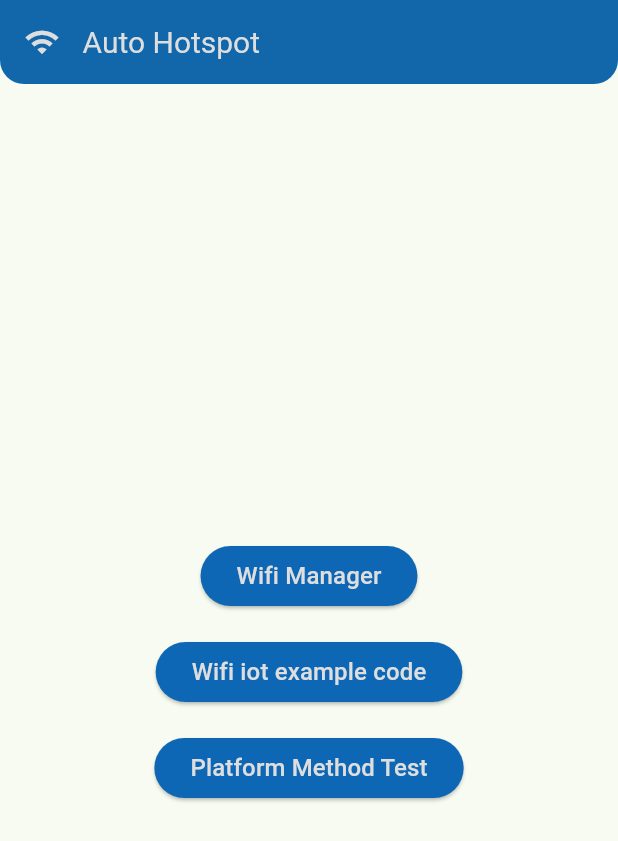
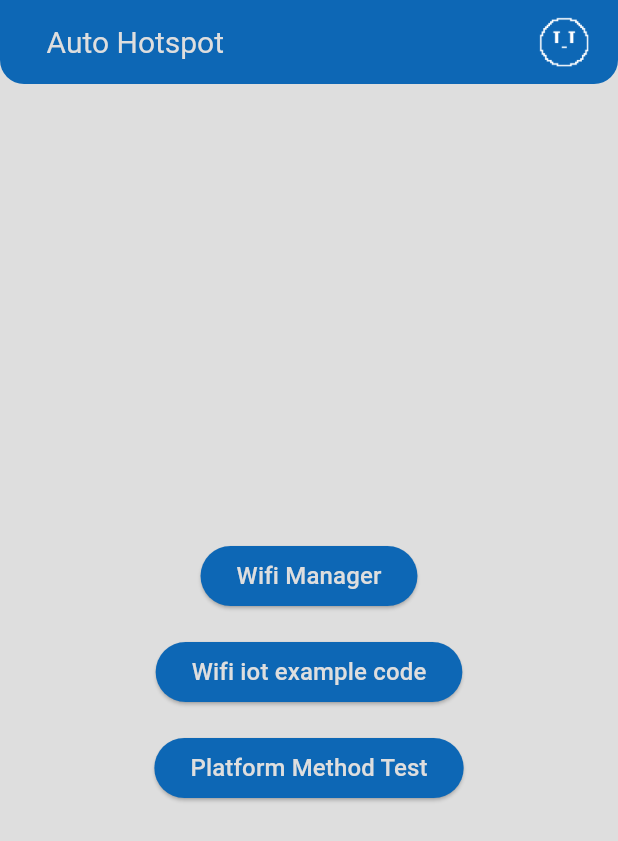
Before and after one commit to LLouzada/auto-hotspot, a Flutter app: the screen it shows after launch, on a phone screen of 412 x 824 dp. Shown: the top 841 px of the screen. Run offline on Flutter 3.47's test engine with Material 3 defaults, Android fonts, the phone set to English and light mode, and no system bars; missing offline and left inert: wifi_iot; Roboto replaces fonts that are missing (FiraSans); project files that could hold a hidden picture were left out.

Commit message:
Adding theme

```diff
--- /dev/null
+++ b/lib/config/theme/app_theme.dart
@@ -0,0 +1,76 @@
+import 'package:flutter/material.dart';
+
+import 'app_colors.dart';
+
+class AppTheme {
+  static ThemeData get lightTheme {
+    return ThemeData(
+      colorScheme: getColorScheme(isDarkMode: false),
+      appBarTheme: getAppBarTheme(isDarkMode: false),
+      scaffoldBackgroundColor: AppColors.background,
+      // floatingActionButtonTheme: const FloatingActionButtonThemeData(
+      //   backgroundColor: AppColors.accent,
+      //   foregroundColor: Colors.white,
+      // ),
+      // buttonTheme: const ButtonThemeData(
+      //   buttonColor: AppColors.accent,
+      //   textTheme: ButtonTextTheme.primary,
+      // ),
+      useMaterial3: true,
+    );
+  }
+
+  static ThemeData get darkTheme {
+    return ThemeData(
+      colorScheme: getColorScheme(isDarkMode: true),
+      appBarTheme: getAppBarTheme(isDarkMode: true),
+      scaffoldBackgroundColor: AppColors.primary,
+      // textTheme: const TextTheme(),
+      // floatingActionButtonTheme: const FloatingActionButtonThemeData(
+      //   backgroundColor: AppColors.accent,
+      //   foregroundColor: Colors.white,
+      // ),
+      // buttonTheme: const ButtonThemeData(
+      //   buttonColor: AppColors.secondary,
+      //   textTheme: ButtonTextTheme.primary,
+      // ),
+      useMaterial3: true,
+    );
+  }
+
+  /// Returns a [ColorScheme] based on the [isDarkMode] parameter.
+  static ColorScheme getColorScheme({@required isDarkMode}) {
+    if (isDarkMode) {
+      return const ColorScheme.dark(
+        primary: AppColors.primary,
+        secondary: AppColors.secondary,
+        surface: AppColors.background,
+        onPrimary: Colors.white,
+        onSecondary: Colors.white,
+        onSurface: Colors.black,
+      );
+    } else {
+      return const ColorScheme.light(
+        primary: AppColors.secondary,
+        secondary: AppColors.accent,
+        surface: AppColors.primary,
+        onPrimary: Colors.black,
+        onSecondary: Colors.black,
+        onSurface: Colors.white,
+      );
+    }
+  }
+
+  /// Returns an [AppBarTheme] based on the [isDarkMode] parameter.
+  static AppBarTheme getAppBarTheme({@required isDarkMode}) {
+    return const AppBarTheme(
+      color: AppColors.accent,
+      shape: RoundedRectangleBorder(
+        borderRadius: BorderRadius.vertical(
+          bottom: Radius.circular(16),
+        ),
+      ),
+      foregroundColor: Colors.white,
+    );
+  }
+}
--- a/lib/main.dart
+++ b/lib/main.dart
@@ -1,3 +1,4 @@
+import 'package:auto_hotspot/config/theme/app_theme.dart';
 import 'package:auto_hotspot/views/home_screen.dart';
 import 'package:flutter/material.dart';
 
@@ -14,10 +15,8 @@ class MyApp extends StatelessWidget {
     return MaterialApp(
       debugShowCheckedModeBanner: false,
       title: 'Auto Hotspot',
-      theme: ThemeData(
-        colorScheme: ColorScheme.fromSeed(seedColor: Colors.green),
-        useMaterial3: true,
-      ),
+      theme: AppTheme.lightTheme,
+      darkTheme: AppTheme.darkTheme,
       home: const HomeScreen(),
     );
   }
--- a/lib/views/home_screen.dart
+++ b/lib/views/home_screen.dart
@@ -1,45 +1,23 @@
-import 'package:auto_hotspot/config/colors.dart';
 import 'package:auto_hotspot/views/platform_method_test_view.dart';
 import 'package:auto_hotspot/views/wifi_manager_screen.dart';
 import 'package:auto_hotspot/widgets/app_buttons.dart';
+import 'package:auto_hotspot/widgets/custom_appbar.dart';
 import 'package:flutter/material.dart';
 
 import 'example_code_screen.dart';
 
-class HomeScreen extends StatelessWidget {
+class HomeScreen extends StatefulWidget {
   const HomeScreen({super.key});
 
   @override
+  State<HomeScreen> createState() => _HomeScreenState();
+}
+
+class _HomeScreenState extends State<HomeScreen> {
+  @override
   Widget build(BuildContext context) {
     return Scaffold(
-      appBar: AppBar(
-        backgroundColor: AppColors.accent,
-        elevation: 4.0,
-        centerTitle: false,
-        shape: const RoundedRectangleBorder(
-          borderRadius: BorderRadius.vertical(
-            bottom: Radius.circular(16),
-          ),
-        ),
-        title: const Row(
-          children: [
-            Icon(
-              Icons.wifi,
-              color: AppColors.background,
-            ),
-            Padding(
-              padding: EdgeInsets.only(left: 15.0),
-              child: Text(
-                'Auto Hotspot',
-                style: TextStyle(
-                    color: AppColors.background,
-                    fontFamily: 'FiraSans',
-                    fontSize: 20),
-              ),
-            ),
-          ],
-        ),
-      ),
+      appBar: const CustomAppBar(),
       body: Center(
         child: Column(
           mainAxisAlignment: MainAxisAlignment.center,
--- a/lib/widgets/app_buttons.dart
+++ b/lib/widgets/app_buttons.dart
@@ -1,4 +1,4 @@
-import 'package:auto_hotspot/config/colors.dart';
+import 'package:auto_hotspot/config/theme/app_colors.dart';
 import 'package:flutter/material.dart';
 
 class AppElevatedButton extends StatelessWidget {
--- /dev/null
+++ b/lib/widgets/custom_appbar.dart
@@ -0,0 +1,35 @@
+import 'package:auto_hotspot/config/theme/app_colors.dart';
+import 'package:flutter/material.dart';
+
+class CustomAppBar extends StatelessWidget implements PreferredSizeWidget {
+  const CustomAppBar({super.key});
+
+  @override
+  Widget build(BuildContext context) {
+    return AppBar(
+      title: Row(
+        mainAxisAlignment: MainAxisAlignment.spaceBetween,
+        children: [
+          const Padding(
+            padding: EdgeInsets.only(left: 15.0),
+            child: Text(
+              'Auto Hotspot',
+              style: TextStyle(
+                  color: AppColors.background,
+                  fontFamily: 'FiraSans',
+                  fontSize: 20),
+            ),
+          ),
+          Image.asset(
+            'assets/images/loumad_logo_white.png',
+            width: 40,
+            height: 40,
+          ),
+        ],
+      ),
+    );
+  }
+
+  @override
+  Size get preferredSize => const Size.fromHeight(kToolbarHeight);
+}
--- a/pubspec.yaml
+++ b/pubspec.yaml
@@ -79,7 +79,7 @@ flutter:
   fonts:
     - family: FireSans
       fonts:
-        - asset: asses/fonts/Fire-Sans-Medium.ttf
+        - asset: assets/fonts/Fira-Sans-Medium.ttf
   #   - family: Trajan Pro
   #     fonts:
   #       - asset: fonts/TrajanPro.ttf
```
Also changed, not shown: lib/config/theme/app_colors.dart (renamed from lib/config/colors.dart).
